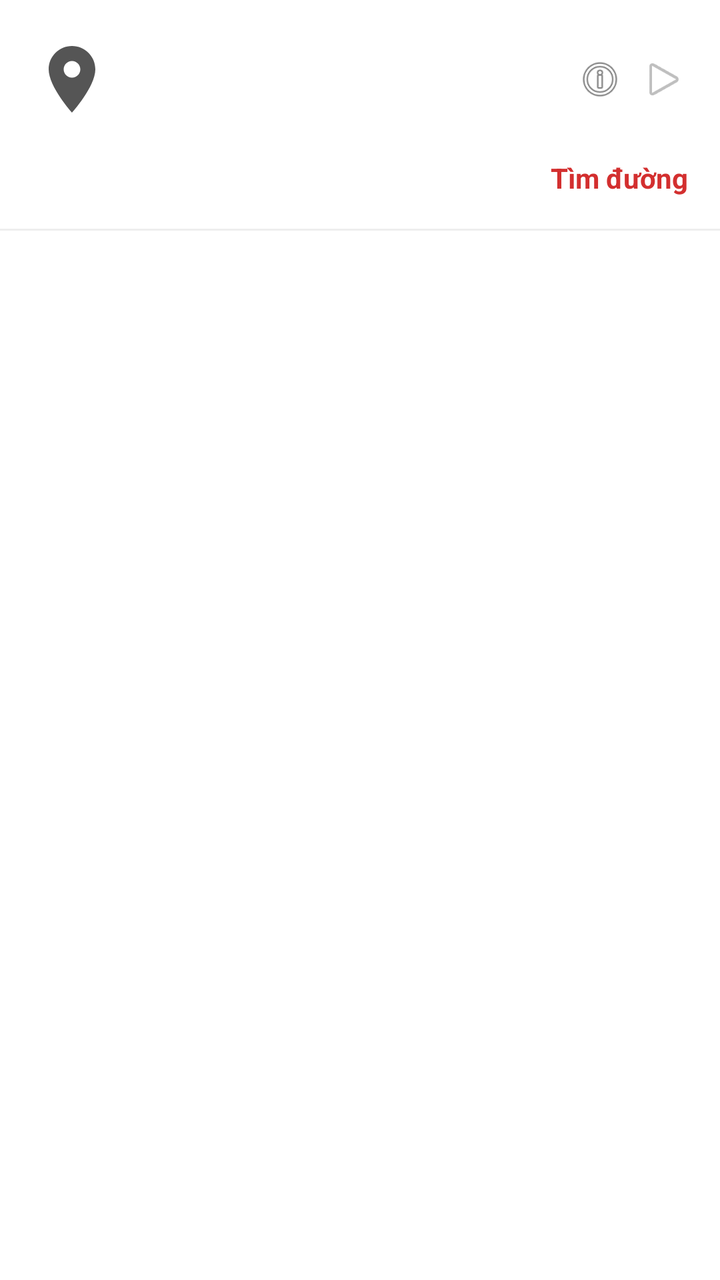
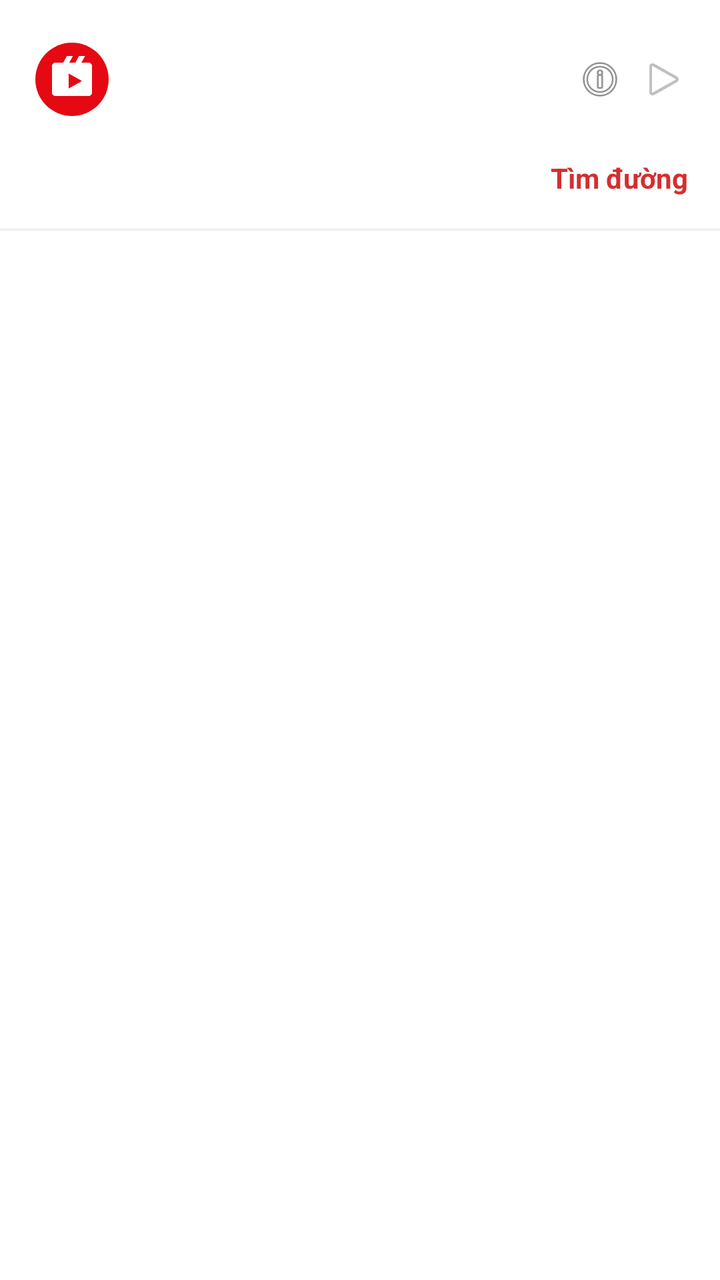

Screens rendered from an Android XML layout before and after an edit, with the pre-edit source and the edit as a unified diff.
<!-- AndroidManifest.xml: application theme Theme.BTLCinemaTicketApp -->
<!-- res/layout/item_cinema.xml -->
<?xml version="1.0" encoding="utf-8"?>
<LinearLayout xmlns:android="http://schemas.android.com/apk/res/android"
    android:layout_width="match_parent"
    android:layout_height="wrap_content"
    android:orientation="vertical"
    android:background="#FFFFFF">

    <LinearLayout
        android:layout_width="match_parent"
        android:layout_height="wrap_content"
        android:orientation="horizontal"
        android:padding="16dp"
        android:gravity="center_vertical">

        <ImageView
            android:id="@+id/ivLogo"
            android:layout_width="40dp"
            android:layout_height="40dp"
            android:src="@drawable/ic_location" />

        <LinearLayout
            android:layout_width="0dp"
            android:layout_height="wrap_content"
            android:layout_weight="1"
            android:layout_marginStart="16dp"
            android:orientation="vertical">

            <TextView
                android:id="@+id/tvCinemaName"
                android:layout_width="wrap_content"
                android:layout_height="wrap_content"
                android:textColor="#000000"
                android:textSize="18sp"
                android:textStyle="bold" />

            <TextView
                android:id="@+id/tvCinemaLocation"
                android:layout_width="wrap_content"
                android:layout_height="wrap_content"
                android:layout_marginTop="4dp"
                android:textColor="#666666"
                android:textSize="14sp" />
        </LinearLayout>

        <ImageView
            android:layout_width="24dp"
            android:layout_height="24dp"
            android:src="@android:drawable/ic_menu_info_details"
            android:layout_marginEnd="8dp" />

        <ImageView
            android:layout_width="24dp"
            android:layout_height="24dp"
            android:src="@android:drawable/ic_media_play" />
    </LinearLayout>

    <LinearLayout
        android:layout_width="match_parent"
        android:layout_height="wrap_content"
        android:orientation="horizontal"
        android:paddingHorizontal="16dp"
        android:paddingBottom="16dp"
        android:gravity="center_vertical">

        <TextView
            android:id="@+id/tvCinemaAddress"
            android:layout_width="0dp"
            android:layout_height="wrap_content"
            android:layout_weight="1"
            android:textColor="#666666"
            android:textSize="14sp"
            android:maxLines="1"
            android:ellipsize="end" />

        <TextView
            android:layout_width="wrap_content"
            android:layout_height="wrap_content"
            android:text="Tìm đường"
            android:textColor="#D32F2F"
            android:textSize="14sp"
            android:textStyle="bold"
            android:layout_marginStart="16dp"/>
    </LinearLayout>

    <View
        android:layout_width="match_parent"
        android:layout_height="1dp"
        android:background="#EEEEEE" />
</LinearLayout>
<!-- resources referenced by this layout -->
<resources>
  <!-- drawable ic_location (drawable) -->
  <vector xmlns:android="http://schemas.android.com/apk/res/android"
      android:width="24dp" android:height="24dp"
      android:viewportWidth="24.0" android:viewportHeight="24.0">
      <path android:fillColor="#FF555555" android:pathData="M12,2C8.13,2 5,5.13 5,9c0,5.25 7,13 7,13s7,-7.75 7,-13c0,-3.87 -3.13,-7 -7,-7zm0,9.5c-1.38,0 -2.5,-1.12 -2.5,-2.5s1.12,-2.5 2.5,-2.5 2.5,1.12 2.5,2.5 -1.12,2.5 -2.5,2.5z"/>
  </vector>
  <style name="Theme.BTLCinemaTicketApp" parent="Base.Theme.BTLCinemaTicketApp" />
  <style name="Base.Theme.BTLCinemaTicketApp" parent="Theme.Material3.DayNight.NoActionBar">
          <item name="colorPrimary">@color/cinema_red</item>
          <item name="colorOnPrimary">@color/white</item>
          
          
      </style>
  <color name="cinema_red">#FFE50914</color>
  <color name="white">#FFFFFFFF</color>
</resources>

<!-- the commit's change to res/layout/item_cinema.xml (unified diff, before → after) -->
@@ -16,7 +16,7 @@
             android:id="@+id/ivLogo"
             android:layout_width="40dp"
             android:layout_height="40dp"
-            android:src="@drawable/ic_location" />
+            android:src="@drawable/ic_cinecinema" />
 
         <LinearLayout
             android:layout_width="0dp"
<!-- resource entries referenced after the edit -->
@@ -1,10 +1,22 @@
 <!-- resources referenced by this layout -->
 <resources>
-  <!-- drawable ic_location (drawable) -->
+  <!-- drawable ic_cinecinema (drawable) -->
   <vector xmlns:android="http://schemas.android.com/apk/res/android"
-      android:width="24dp" android:height="24dp"
-      android:viewportWidth="24.0" android:viewportHeight="24.0">
-      <path android:fillColor="#FF555555" android:pathData="M12,2C8.13,2 5,5.13 5,9c0,5.25 7,13 7,13s7,-7.75 7,-13c0,-3.87 -3.13,-7 -7,-7zm0,9.5c-1.38,0 -2.5,-1.12 -2.5,-2.5s1.12,-2.5 2.5,-2.5 2.5,1.12 2.5,2.5 -1.12,2.5 -2.5,2.5z"/>
+      android:width="48dp"
+      android:height="48dp"
+      android:viewportWidth="48"
+      android:viewportHeight="48">
+  
+      
+      
+      <path
+          android:fillColor="#FFE50914"
+          android:pathData="M24,2C11.85,2 2,11.85 2,24s9.85,22 22,22 22,-9.85 22,-22S36.15,2 24,2z" />
+  
+      
+      <path
+          android:fillColor="#FFFFFFFF"
+          android:pathData="M34,14h-4.36l2.18,-4h-3.64l-2.18,4h-3.64l2.18,-4h-3.64l-2.18,4H14c-1.1,0 -2,0.9 -2,2v16c0,1.1 0.9,2 2,2h20c1.1,0 2,-0.9 2,-2V16C36,14.9 35.1,14 34,14zM22,29.5v-9l8,4.5 -8,4.5z" />
   </vector>
   <style name="Theme.BTLCinemaTicketApp" parent="Base.Theme.BTLCinemaTicketApp" />
   <style name="Base.Theme.BTLCinemaTicketApp" parent="Theme.Material3.DayNight.NoActionBar">
